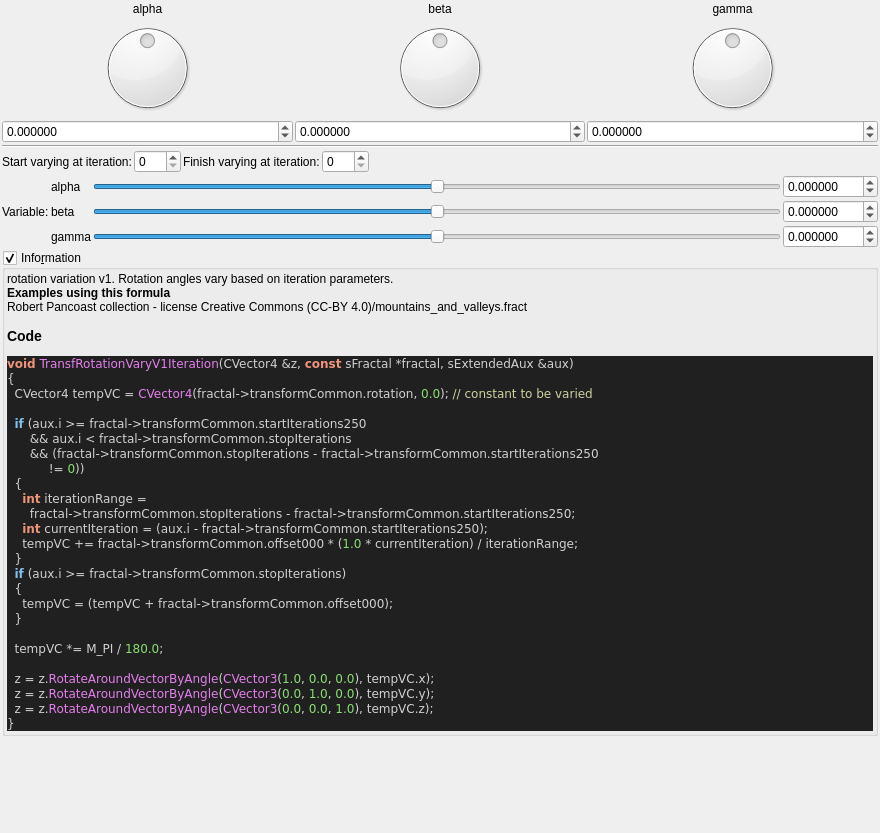
The window that mandelbulber2/formula/ui/fractal_transf_rotation_vary_v1.ui (buddhi1980/mandelbulber2) describes before a commit, drawn with Qt 5.
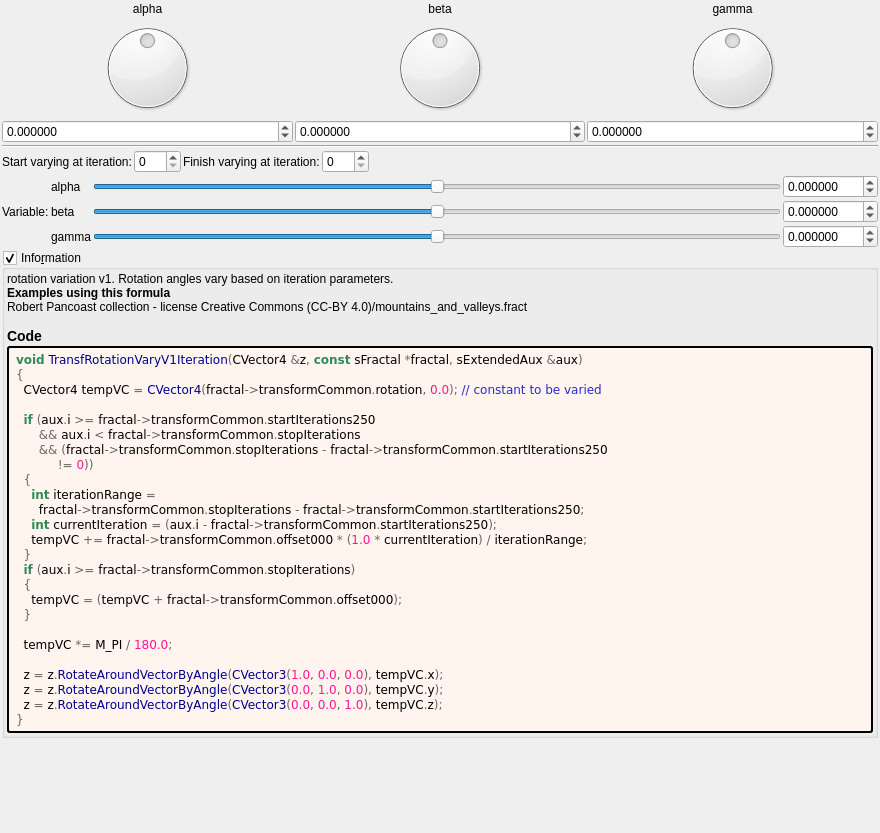
The same window after the commit. Custom widgets are drawn as their Qt base class.

The edit to the form file:
```diff
--- a/mandelbulber2/formula/ui/fractal_transf_rotation_vary_v1.ui
+++ b/mandelbulber2/formula/ui/fractal_transf_rotation_vary_v1.ui
@@ -466,37 +466,52 @@
        <number>2</number>
       </property>
       <item>
-       <widget class="QLabel" name="label_code_content">
+	   <widget class="QLabel" name="label_information_general">
         <property name="text">
          <string notr="true">&lt;p&gt;rotation variation v1. Rotation angles vary based on iteration parameters.&lt;/p&gt;&lt;table&gt;
 &lt;/table&gt;
-&lt;br&gt;&lt;b&gt;Examples using this formula&lt;/b&gt;&lt;br&gt;Robert Pancoast collection - license Creative Commons (CC-BY 4.0)/mountains_and_valleys.fract&lt;h3&gt;Code&lt;/h3&gt;
-&lt;body style=&quot;background-color:#202020&quot;&gt;
-&lt;pre style=&quot;color:#d0d0d0; background-color:#202020;  font-family:'Courier New',monospace;&quot;&gt;&lt;span style=&quot;color:#f09479; font-weight:bold&quot;&gt;void&lt;/span&gt; &lt;span style=&quot;color:#e47eed&quot;&gt;TransfRotationVaryV1Iteration&lt;/span&gt;&lt;span style=&quot;color:#d0d0d0&quot;&gt;(&lt;/span&gt;CVector4 &lt;span style=&quot;color:#d0d0d0&quot;&gt;&amp;amp;&lt;/span&gt;z&lt;span style=&quot;color:#d0d0d0&quot;&gt;,&lt;/span&gt; &lt;span style=&quot;color:#f09479; font-weight:bold&quot;&gt;const&lt;/span&gt; sFractal &lt;span style=&quot;color:#d0d0d0&quot;&gt;*&lt;/span&gt;fractal&lt;span style=&quot;color:#d0d0d0&quot;&gt;,&lt;/span&gt; sExtendedAux &lt;span style=&quot;color:#d0d0d0&quot;&gt;&amp;amp;&lt;/span&gt;aux&lt;span style=&quot;color:#d0d0d0&quot;&gt;)&lt;/span&gt;
-&lt;span style=&quot;color:#d0d0d0&quot;&gt;{&lt;/span&gt;
-  CVector4 tempVC &lt;span style=&quot;color:#d0d0d0&quot;&gt;=&lt;/span&gt; &lt;span style=&quot;color:#e47eed&quot;&gt;CVector4&lt;/span&gt;&lt;span style=&quot;color:#d0d0d0&quot;&gt;(&lt;/span&gt;fractal&lt;span style=&quot;color:#d0d0d0&quot;&gt;-&amp;gt;&lt;/span&gt;transformCommon&lt;span style=&quot;color:#d0d0d0&quot;&gt;.&lt;/span&gt;rotation&lt;span style=&quot;color:#d0d0d0&quot;&gt;,&lt;/span&gt; &lt;span style=&quot;color:#87df71&quot;&gt;0.0&lt;/span&gt;&lt;span style=&quot;color:#d0d0d0&quot;&gt;);&lt;/span&gt; &lt;span style=&quot;color:#d0d0a0&quot;&gt;// constant to be varied&lt;/span&gt;
+&lt;br&gt;&lt;b&gt;Examples using this formula&lt;/b&gt;&lt;br&gt;Robert Pancoast collection - license Creative Commons (CC-BY 4.0)/mountains_and_valleys.fract&lt;h3&gt;Code&lt;/h3&gt;</string>
+		</property>
+		<property name="wordWrap">
+		 <bool>true</bool>
+		</property>
+		<property name="openExternalLinks">
+		 <bool>true</bool>
+		</property>
+		<property name="textInteractionFlags">
+		 <set>Qt::LinksAccessibleByMouse|Qt::TextSelectableByMouse</set>
+		</property>
+		</widget>
+	   </item>
+	   <item>
+	    <widget class="QLabel" name="label_code_content">
+		 <property name="text">
+		  <string notr="true">&lt;body style=&quot;background-color:#fff5ee&quot;&gt;
+&lt;pre style=&quot;color:#000000; background-color:#fff5ee;  font-family:'Courier New',monospace;&quot;&gt;&lt;span style=&quot;color:#2e8b57; font-weight:bold&quot;&gt;void&lt;/span&gt; &lt;span style=&quot;color:#00008f&quot;&gt;TransfRotationVaryV1Iteration&lt;/span&gt;&lt;span style=&quot;color:#676767&quot;&gt;(&lt;/span&gt;CVector4 &lt;span style=&quot;color:#676767&quot;&gt;&amp;amp;&lt;/span&gt;z&lt;span style=&quot;color:#676767&quot;&gt;,&lt;/span&gt; &lt;span style=&quot;color:#2e8b57; font-weight:bold&quot;&gt;const&lt;/span&gt; sFractal &lt;span style=&quot;color:#676767&quot;&gt;*&lt;/span&gt;fractal&lt;span style=&quot;color:#676767&quot;&gt;,&lt;/span&gt; sExtendedAux &lt;span style=&quot;color:#676767&quot;&gt;&amp;amp;&lt;/span&gt;aux&lt;span style=&quot;color:#676767&quot;&gt;)&lt;/span&gt;
+&lt;span style=&quot;color:#676767&quot;&gt;{&lt;/span&gt;
+  CVector4 tempVC &lt;span style=&quot;color:#676767&quot;&gt;=&lt;/span&gt; &lt;span style=&quot;color:#00008f&quot;&gt;CVector4&lt;/span&gt;&lt;span style=&quot;color:#676767&quot;&gt;(&lt;/span&gt;fractal&lt;span style=&quot;color:#676767&quot;&gt;-&amp;gt;&lt;/span&gt;transformCommon&lt;span style=&quot;color:#676767&quot;&gt;.&lt;/span&gt;rotation&lt;span style=&quot;color:#676767&quot;&gt;,&lt;/span&gt; &lt;span style=&quot;color:#ff1493&quot;&gt;0.0&lt;/span&gt;&lt;span style=&quot;color:#676767&quot;&gt;);&lt;/span&gt; &lt;span style=&quot;color:#2929cc&quot;&gt;// constant to be varied&lt;/span&gt;
 
-  &lt;span style=&quot;color:#7ec0ee; font-weight:bold&quot;&gt;if&lt;/span&gt; &lt;span style=&quot;color:#d0d0d0&quot;&gt;(&lt;/span&gt;aux&lt;span style=&quot;color:#d0d0d0&quot;&gt;.&lt;/span&gt;i &lt;span style=&quot;color:#d0d0d0&quot;&gt;&amp;gt;=&lt;/span&gt; fractal&lt;span style=&quot;color:#d0d0d0&quot;&gt;-&amp;gt;&lt;/span&gt;transformCommon&lt;span style=&quot;color:#d0d0d0&quot;&gt;.&lt;/span&gt;startIterations250
-      &lt;span style=&quot;color:#d0d0d0&quot;&gt;&amp;amp;&amp;amp;&lt;/span&gt; aux&lt;span style=&quot;color:#d0d0d0&quot;&gt;.&lt;/span&gt;i &lt;span style=&quot;color:#d0d0d0&quot;&gt;&amp;lt;&lt;/span&gt; fractal&lt;span style=&quot;color:#d0d0d0&quot;&gt;-&amp;gt;&lt;/span&gt;transformCommon&lt;span style=&quot;color:#d0d0d0&quot;&gt;.&lt;/span&gt;stopIterations
-      &lt;span style=&quot;color:#d0d0d0&quot;&gt;&amp;amp;&amp;amp; (&lt;/span&gt;fractal&lt;span style=&quot;color:#d0d0d0&quot;&gt;-&amp;gt;&lt;/span&gt;transformCommon&lt;span style=&quot;color:#d0d0d0&quot;&gt;.&lt;/span&gt;stopIterations &lt;span style=&quot;color:#d0d0d0&quot;&gt;-&lt;/span&gt; fractal&lt;span style=&quot;color:#d0d0d0&quot;&gt;-&amp;gt;&lt;/span&gt;transformCommon&lt;span style=&quot;color:#d0d0d0&quot;&gt;.&lt;/span&gt;startIterations250
-           &lt;span style=&quot;color:#d0d0d0&quot;&gt;!=&lt;/span&gt; &lt;span style=&quot;color:#87df71&quot;&gt;0&lt;/span&gt;&lt;span style=&quot;color:#d0d0d0&quot;&gt;))&lt;/span&gt;
-  &lt;span style=&quot;color:#d0d0d0&quot;&gt;{&lt;/span&gt;
-    &lt;span style=&quot;color:#f09479; font-weight:bold&quot;&gt;int&lt;/span&gt; iterationRange &lt;span style=&quot;color:#d0d0d0&quot;&gt;=&lt;/span&gt;
-      fractal&lt;span style=&quot;color:#d0d0d0&quot;&gt;-&amp;gt;&lt;/span&gt;transformCommon&lt;span style=&quot;color:#d0d0d0&quot;&gt;.&lt;/span&gt;stopIterations &lt;span style=&quot;color:#d0d0d0&quot;&gt;-&lt;/span&gt; fractal&lt;span style=&quot;color:#d0d0d0&quot;&gt;-&amp;gt;&lt;/span&gt;transformCommon&lt;span style=&quot;color:#d0d0d0&quot;&gt;.&lt;/span&gt;startIterations250&lt;span style=&quot;color:#d0d0d0&quot;&gt;;&lt;/span&gt;
-    &lt;span style=&quot;color:#f09479; font-weight:bold&quot;&gt;int&lt;/span&gt; currentIteration &lt;span style=&quot;color:#d0d0d0&quot;&gt;= (&lt;/span&gt;aux&lt;span style=&quot;color:#d0d0d0&quot;&gt;.&lt;/span&gt;i &lt;span style=&quot;color:#d0d0d0&quot;&gt;-&lt;/span&gt; fractal&lt;span style=&quot;color:#d0d0d0&quot;&gt;-&amp;gt;&lt;/span&gt;transformCommon&lt;span style=&quot;color:#d0d0d0&quot;&gt;.&lt;/span&gt;startIterations250&lt;span style=&quot;color:#d0d0d0&quot;&gt;);&lt;/span&gt;
-    tempVC &lt;span style=&quot;color:#d0d0d0&quot;&gt;+=&lt;/span&gt; fractal&lt;span style=&quot;color:#d0d0d0&quot;&gt;-&amp;gt;&lt;/span&gt;transformCommon&lt;span style=&quot;color:#d0d0d0&quot;&gt;.&lt;/span&gt;offset000 &lt;span style=&quot;color:#d0d0d0&quot;&gt;* (&lt;/span&gt;&lt;span style=&quot;color:#87df71&quot;&gt;1.0&lt;/span&gt; &lt;span style=&quot;color:#d0d0d0&quot;&gt;*&lt;/span&gt; currentIteration&lt;span style=&quot;color:#d0d0d0&quot;&gt;) /&lt;/span&gt; iterationRange&lt;span style=&quot;color:#d0d0d0&quot;&gt;;&lt;/span&gt;
-  &lt;span style=&quot;color:#d0d0d0&quot;&gt;}&lt;/span&gt;
-  &lt;span style=&quot;color:#7ec0ee; font-weight:bold&quot;&gt;if&lt;/span&gt; &lt;span style=&quot;color:#d0d0d0&quot;&gt;(&lt;/span&gt;aux&lt;span style=&quot;color:#d0d0d0&quot;&gt;.&lt;/span&gt;i &lt;span style=&quot;color:#d0d0d0&quot;&gt;&amp;gt;=&lt;/span&gt; fractal&lt;span style=&quot;color:#d0d0d0&quot;&gt;-&amp;gt;&lt;/span&gt;transformCommon&lt;span style=&quot;color:#d0d0d0&quot;&gt;.&lt;/span&gt;stopIterations&lt;span style=&quot;color:#d0d0d0&quot;&gt;)&lt;/span&gt;
-  &lt;span style=&quot;color:#d0d0d0&quot;&gt;{&lt;/span&gt;
-    tempVC &lt;span style=&quot;color:#d0d0d0&quot;&gt;= (&lt;/span&gt;tempVC &lt;span style=&quot;color:#d0d0d0&quot;&gt;+&lt;/span&gt; fractal&lt;span style=&quot;color:#d0d0d0&quot;&gt;-&amp;gt;&lt;/span&gt;transformCommon&lt;span style=&quot;color:#d0d0d0&quot;&gt;.&lt;/span&gt;offset000&lt;span style=&quot;color:#d0d0d0&quot;&gt;);&lt;/span&gt;
-  &lt;span style=&quot;color:#d0d0d0&quot;&gt;}&lt;/span&gt;
+  &lt;span style=&quot;color:#2e8b57; font-weight:bold&quot;&gt;if&lt;/span&gt; &lt;span style=&quot;color:#676767&quot;&gt;(&lt;/span&gt;aux&lt;span style=&quot;color:#676767&quot;&gt;.&lt;/span&gt;i &lt;span style=&quot;color:#676767&quot;&gt;&amp;gt;=&lt;/span&gt; fractal&lt;span style=&quot;color:#676767&quot;&gt;-&amp;gt;&lt;/span&gt;transformCommon&lt;span style=&quot;color:#676767&quot;&gt;.&lt;/span&gt;startIterations250
+      &lt;span style=&quot;color:#676767&quot;&gt;&amp;amp;&amp;amp;&lt;/span&gt; aux&lt;span style=&quot;color:#676767&quot;&gt;.&lt;/span&gt;i &lt;span style=&quot;color:#676767&quot;&gt;&amp;lt;&lt;/span&gt; fractal&lt;span style=&quot;color:#676767&quot;&gt;-&amp;gt;&lt;/span&gt;transformCommon&lt;span style=&quot;color:#676767&quot;&gt;.&lt;/span&gt;stopIterations
+      &lt;span style=&quot;color:#676767&quot;&gt;&amp;amp;&amp;amp; (&lt;/span&gt;fractal&lt;span style=&quot;color:#676767&quot;&gt;-&amp;gt;&lt;/span&gt;transformCommon&lt;span style=&quot;color:#676767&quot;&gt;.&lt;/span&gt;stopIterations &lt;span style=&quot;color:#676767&quot;&gt;-&lt;/span&gt; fractal&lt;span style=&quot;color:#676767&quot;&gt;-&amp;gt;&lt;/span&gt;transformCommon&lt;span style=&quot;color:#676767&quot;&gt;.&lt;/span&gt;startIterations250
+           &lt;span style=&quot;color:#676767&quot;&gt;!=&lt;/span&gt; &lt;span style=&quot;color:#ff1493&quot;&gt;0&lt;/span&gt;&lt;span style=&quot;color:#676767&quot;&gt;))&lt;/span&gt;
+  &lt;span style=&quot;color:#676767&quot;&gt;{&lt;/span&gt;
+    &lt;span style=&quot;color:#2e8b57; font-weight:bold&quot;&gt;int&lt;/span&gt; iterationRange &lt;span style=&quot;color:#676767&quot;&gt;=&lt;/span&gt;
+      fractal&lt;span style=&quot;color:#676767&quot;&gt;-&amp;gt;&lt;/span&gt;transformCommon&lt;span style=&quot;color:#676767&quot;&gt;.&lt;/span&gt;stopIterations &lt;span style=&quot;color:#676767&quot;&gt;-&lt;/span&gt; fractal&lt;span style=&quot;color:#676767&quot;&gt;-&amp;gt;&lt;/span&gt;transformCommon&lt;span style=&quot;color:#676767&quot;&gt;.&lt;/span&gt;startIterations250&lt;span style=&quot;color:#676767&quot;&gt;;&lt;/span&gt;
+    &lt;span style=&quot;color:#2e8b57; font-weight:bold&quot;&gt;int&lt;/span&gt; currentIteration &lt;span style=&quot;color:#676767&quot;&gt;= (&lt;/span&gt;aux&lt;span style=&quot;color:#676767&quot;&gt;.&lt;/span&gt;i &lt;span style=&quot;color:#676767&quot;&gt;-&lt;/span&gt; fractal&lt;span style=&quot;color:#676767&quot;&gt;-&amp;gt;&lt;/span&gt;transformCommon&lt;span style=&quot;color:#676767&quot;&gt;.&lt;/span&gt;startIterations250&lt;span style=&quot;color:#676767&quot;&gt;);&lt;/span&gt;
+    tempVC &lt;span style=&quot;color:#676767&quot;&gt;+=&lt;/span&gt; fractal&lt;span style=&quot;color:#676767&quot;&gt;-&amp;gt;&lt;/span&gt;transformCommon&lt;span style=&quot;color:#676767&quot;&gt;.&lt;/span&gt;offset000 &lt;span style=&quot;color:#676767&quot;&gt;* (&lt;/span&gt;&lt;span style=&quot;color:#ff1493&quot;&gt;1.0&lt;/span&gt; &lt;span style=&quot;color:#676767&quot;&gt;*&lt;/span&gt; currentIteration&lt;span style=&quot;color:#676767&quot;&gt;) /&lt;/span&gt; iterationRange&lt;span style=&quot;color:#676767&quot;&gt;;&lt;/span&gt;
+  &lt;span style=&quot;color:#676767&quot;&gt;}&lt;/span&gt;
+  &lt;span style=&quot;color:#2e8b57; font-weight:bold&quot;&gt;if&lt;/span&gt; &lt;span style=&quot;color:#676767&quot;&gt;(&lt;/span&gt;aux&lt;span style=&quot;color:#676767&quot;&gt;.&lt;/span&gt;i &lt;span style=&quot;color:#676767&quot;&gt;&amp;gt;=&lt;/span&gt; fractal&lt;span style=&quot;color:#676767&quot;&gt;-&amp;gt;&lt;/span&gt;transformCommon&lt;span style=&quot;color:#676767&quot;&gt;.&lt;/span&gt;stopIterations&lt;span style=&quot;color:#676767&quot;&gt;)&lt;/span&gt;
+  &lt;span style=&quot;color:#676767&quot;&gt;{&lt;/span&gt;
+    tempVC &lt;span style=&quot;color:#676767&quot;&gt;= (&lt;/span&gt;tempVC &lt;span style=&quot;color:#676767&quot;&gt;+&lt;/span&gt; fractal&lt;span style=&quot;color:#676767&quot;&gt;-&amp;gt;&lt;/span&gt;transformCommon&lt;span style=&quot;color:#676767&quot;&gt;.&lt;/span&gt;offset000&lt;span style=&quot;color:#676767&quot;&gt;);&lt;/span&gt;
+  &lt;span style=&quot;color:#676767&quot;&gt;}&lt;/span&gt;
 
-  tempVC &lt;span style=&quot;color:#d0d0d0&quot;&gt;*=&lt;/span&gt; M_PI &lt;span style=&quot;color:#d0d0d0&quot;&gt;/&lt;/span&gt; &lt;span style=&quot;color:#87df71&quot;&gt;180.0&lt;/span&gt;&lt;span style=&quot;color:#d0d0d0&quot;&gt;;&lt;/span&gt;
+  tempVC &lt;span style=&quot;color:#676767&quot;&gt;*=&lt;/span&gt; M_PI &lt;span style=&quot;color:#676767&quot;&gt;/&lt;/span&gt; &lt;span style=&quot;color:#ff1493&quot;&gt;180.0&lt;/span&gt;&lt;span style=&quot;color:#676767&quot;&gt;;&lt;/span&gt;
 
-  z &lt;span style=&quot;color:#d0d0d0&quot;&gt;=&lt;/span&gt; z&lt;span style=&quot;color:#d0d0d0&quot;&gt;.&lt;/span&gt;&lt;span style=&quot;color:#e47eed&quot;&gt;RotateAroundVectorByAngle&lt;/span&gt;&lt;span style=&quot;color:#d0d0d0&quot;&gt;(&lt;/span&gt;&lt;span style=&quot;color:#e47eed&quot;&gt;CVector3&lt;/span&gt;&lt;span style=&quot;color:#d0d0d0&quot;&gt;(&lt;/span&gt;&lt;span style=&quot;color:#87df71&quot;&gt;1.0&lt;/span&gt;&lt;span style=&quot;color:#d0d0d0&quot;&gt;,&lt;/span&gt; &lt;span style=&quot;color:#87df71&quot;&gt;0.0&lt;/span&gt;&lt;span style=&quot;color:#d0d0d0&quot;&gt;,&lt;/span&gt; &lt;span style=&quot;color:#87df71&quot;&gt;0.0&lt;/span&gt;&lt;span style=&quot;color:#d0d0d0&quot;&gt;),&lt;/span&gt; tempVC&lt;span style=&quot;color:#d0d0d0&quot;&gt;.&lt;/span&gt;x&lt;span style=&quot;color:#d0d0d0&quot;&gt;);&lt;/span&gt;
-  z &lt;span style=&quot;color:#d0d0d0&quot;&gt;=&lt;/span&gt; z&lt;span style=&quot;color:#d0d0d0&quot;&gt;.&lt;/span&gt;&lt;span style=&quot;color:#e47eed&quot;&gt;RotateAroundVectorByAngle&lt;/span&gt;&lt;span style=&quot;color:#d0d0d0&quot;&gt;(&lt;/span&gt;&lt;span style=&quot;color:#e47eed&quot;&gt;CVector3&lt;/span&gt;&lt;span style=&quot;color:#d0d0d0&quot;&gt;(&lt;/span&gt;&lt;span style=&quot;color:#87df71&quot;&gt;0.0&lt;/span&gt;&lt;span style=&quot;color:#d0d0d0&quot;&gt;,&lt;/span&gt; &lt;span style=&quot;color:#87df71&quot;&gt;1.0&lt;/span&gt;&lt;span style=&quot;color:#d0d0d0&quot;&gt;,&lt;/span&gt; &lt;span style=&quot;color:#87df71&quot;&gt;0.0&lt;/span&gt;&lt;span style=&quot;color:#d0d0d0&quot;&gt;),&lt;/span&gt; tempVC&lt;span style=&quot;color:#d0d0d0&quot;&gt;.&lt;/span&gt;y&lt;span style=&quot;color:#d0d0d0&quot;&gt;);&lt;/span&gt;
-  z &lt;span style=&quot;color:#d0d0d0&quot;&gt;=&lt;/span&gt; z&lt;span style=&quot;color:#d0d0d0&quot;&gt;.&lt;/span&gt;&lt;span style=&quot;color:#e47eed&quot;&gt;RotateAroundVectorByAngle&lt;/span&gt;&lt;span style=&quot;color:#d0d0d0&quot;&gt;(&lt;/span&gt;&lt;span style=&quot;color:#e47eed&quot;&gt;CVector3&lt;/span&gt;&lt;span style=&quot;color:#d0d0d0&quot;&gt;(&lt;/span&gt;&lt;span style=&quot;color:#87df71&quot;&gt;0.0&lt;/span&gt;&lt;span style=&quot;color:#d0d0d0&quot;&gt;,&lt;/span&gt; &lt;span style=&quot;color:#87df71&quot;&gt;0.0&lt;/span&gt;&lt;span style=&quot;color:#d0d0d0&quot;&gt;,&lt;/span&gt; &lt;span style=&quot;color:#87df71&quot;&gt;1.0&lt;/span&gt;&lt;span style=&quot;color:#d0d0d0&quot;&gt;),&lt;/span&gt; tempVC&lt;span style=&quot;color:#d0d0d0&quot;&gt;.&lt;/span&gt;z&lt;span style=&quot;color:#d0d0d0&quot;&gt;);&lt;/span&gt;
-&lt;span style=&quot;color:#d0d0d0&quot;&gt;}&lt;/span&gt;
+  z &lt;span style=&quot;color:#676767&quot;&gt;=&lt;/span&gt; z&lt;span style=&quot;color:#676767&quot;&gt;.&lt;/span&gt;&lt;span style=&quot;color:#00008f&quot;&gt;RotateAroundVectorByAngle&lt;/span&gt;&lt;span style=&quot;color:#676767&quot;&gt;(&lt;/span&gt;&lt;span style=&quot;color:#00008f&quot;&gt;CVector3&lt;/span&gt;&lt;span style=&quot;color:#676767&quot;&gt;(&lt;/span&gt;&lt;span style=&quot;color:#ff1493&quot;&gt;1.0&lt;/span&gt;&lt;span style=&quot;color:#676767&quot;&gt;,&lt;/span&gt; &lt;span style=&quot;color:#ff1493&quot;&gt;0.0&lt;/span&gt;&lt;span style=&quot;color:#676767&quot;&gt;,&lt;/span&gt; &lt;span style=&quot;color:#ff1493&quot;&gt;0.0&lt;/span&gt;&lt;span style=&quot;color:#676767&quot;&gt;),&lt;/span&gt; tempVC&lt;span style=&quot;color:#676767&quot;&gt;.&lt;/span&gt;x&lt;span style=&quot;color:#676767&quot;&gt;);&lt;/span&gt;
+  z &lt;span style=&quot;color:#676767&quot;&gt;=&lt;/span&gt; z&lt;span style=&quot;color:#676767&quot;&gt;.&lt;/span&gt;&lt;span style=&quot;color:#00008f&quot;&gt;RotateAroundVectorByAngle&lt;/span&gt;&lt;span style=&quot;color:#676767&quot;&gt;(&lt;/span&gt;&lt;span style=&quot;color:#00008f&quot;&gt;CVector3&lt;/span&gt;&lt;span style=&quot;color:#676767&quot;&gt;(&lt;/span&gt;&lt;span style=&quot;color:#ff1493&quot;&gt;0.0&lt;/span&gt;&lt;span style=&quot;color:#676767&quot;&gt;,&lt;/span&gt; &lt;span style=&quot;color:#ff1493&quot;&gt;1.0&lt;/span&gt;&lt;span style=&quot;color:#676767&quot;&gt;,&lt;/span&gt; &lt;span style=&quot;color:#ff1493&quot;&gt;0.0&lt;/span&gt;&lt;span style=&quot;color:#676767&quot;&gt;),&lt;/span&gt; tempVC&lt;span style=&quot;color:#676767&quot;&gt;.&lt;/span&gt;y&lt;span style=&quot;color:#676767&quot;&gt;);&lt;/span&gt;
+  z &lt;span style=&quot;color:#676767&quot;&gt;=&lt;/span&gt; z&lt;span style=&quot;color:#676767&quot;&gt;.&lt;/span&gt;&lt;span style=&quot;color:#00008f&quot;&gt;RotateAroundVectorByAngle&lt;/span&gt;&lt;span style=&quot;color:#676767&quot;&gt;(&lt;/span&gt;&lt;span style=&quot;color:#00008f&quot;&gt;CVector3&lt;/span&gt;&lt;span style=&quot;color:#676767&quot;&gt;(&lt;/span&gt;&lt;span style=&quot;color:#ff1493&quot;&gt;0.0&lt;/span&gt;&lt;span style=&quot;color:#676767&quot;&gt;,&lt;/span&gt; &lt;span style=&quot;color:#ff1493&quot;&gt;0.0&lt;/span&gt;&lt;span style=&quot;color:#676767&quot;&gt;,&lt;/span&gt; &lt;span style=&quot;color:#ff1493&quot;&gt;1.0&lt;/span&gt;&lt;span style=&quot;color:#676767&quot;&gt;),&lt;/span&gt; tempVC&lt;span style=&quot;color:#676767&quot;&gt;.&lt;/span&gt;z&lt;span style=&quot;color:#676767&quot;&gt;);&lt;/span&gt;
+&lt;span style=&quot;color:#676767&quot;&gt;}&lt;/span&gt;
 &lt;/pre&gt;
 &lt;/body&gt;</string>
         </property>
@@ -509,6 +524,9 @@
         <property name="textInteractionFlags">
          <set>Qt::LinksAccessibleByMouse|Qt::TextSelectableByMouse</set>
         </property>
+		 <property name="styleSheet">
+		  <string notr="true">border-style: outset; border-width: 2px; border-radius: 3px; border-color: black; background-color: #fff5ee; padding: 4px;</string>
+		  </property>
        </widget>
       </item>
      </layout>
```
Lines whose indentation alone changed are shown as unchanged.
